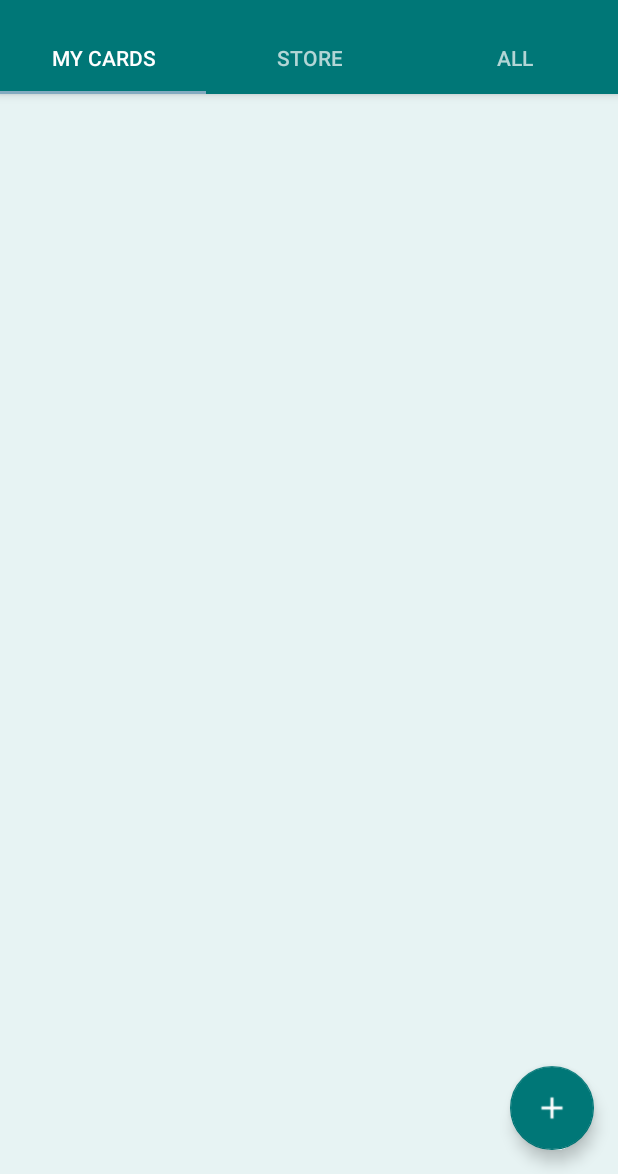
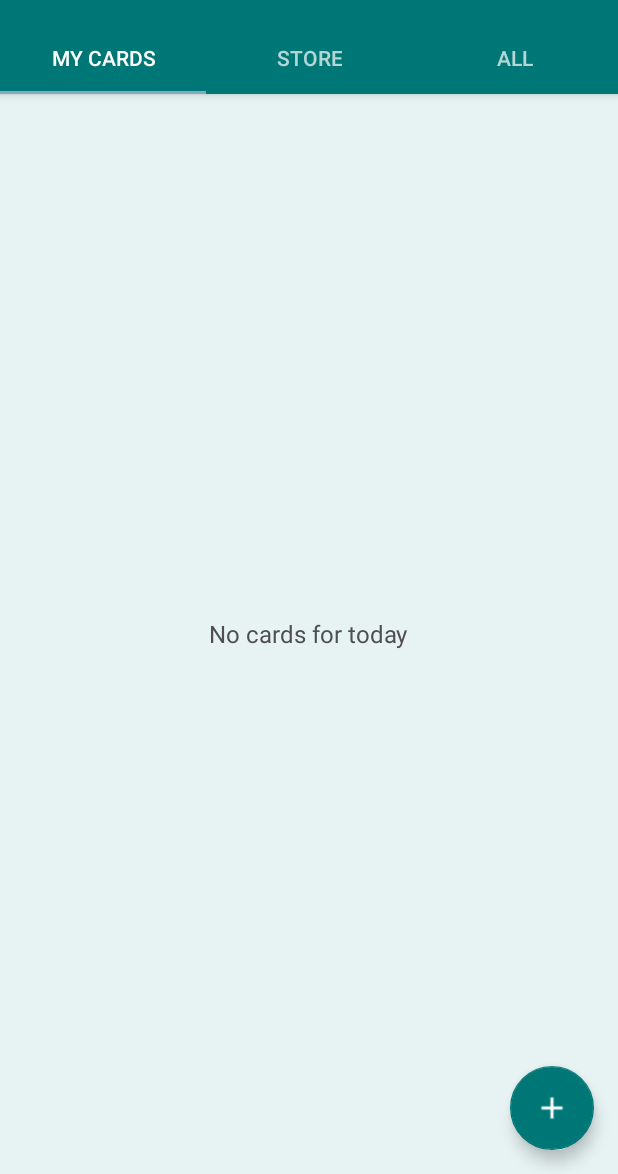
Before and after one commit to viacheslav-chugunov/daily-cards, an Android app: the screen it shows after launch (HomeActivity), on a phone screen of 412 x 824 dp, the part 62-1236 px from its top. Run offline under Robolectric (Android 15) with nearby library versions, the phone set to English and light mode, and no system bars; Roboto replaces fonts that are not available here.

Commit message:
Added description if user's daily is empty
Added description when user have no active own daily cards or cards in store

```diff
--- a/app/src/main/java/io/dailycards/fragment/HomeAllFragment.kt
+++ b/app/src/main/java/io/dailycards/fragment/HomeAllFragment.kt
@@ -3,6 +3,7 @@ package io.dailycards.fragment
 import io.dailycards.R
 import io.dailycards.fragment.abs.HomeFragment
 import io.dailycards.tools.adapter.CardAdapter
+import kotlinx.android.synthetic.main.no_daily_text.*
 
 class HomeAllFragment : HomeFragment() {
 
--- a/app/src/main/java/io/dailycards/fragment/HomeDailyFragment.kt
+++ b/app/src/main/java/io/dailycards/fragment/HomeDailyFragment.kt
@@ -8,7 +8,9 @@ import android.view.ViewGroup
 import io.dailycards.R
 import io.dailycards.fragment.abs.HomeFragment
 import io.dailycards.tools.adapter.CardAdapter
+import io.dailycards.tools.hasDailyCards
 import kotlinx.android.synthetic.main.fragment_home_daily.*
+import kotlinx.android.synthetic.main.no_daily_text.*
 
 class HomeDailyFragment : HomeFragment() {
 
@@ -32,8 +34,12 @@ class HomeDailyFragment : HomeFragment() {
     }
 
     override fun setupRecyclerView() {
-        val listener = this
-        (childFragmentManager.findFragmentById(R.id.home_recycler_view) as RecyclerViewFragment)
-            .setAdapter(CardAdapter(cursor, CardAdapter.Mode.DAILY).apply { this.listener = listener })
+        if (hasDailyCards(context!!)) {
+            val listener = this
+            (childFragmentManager.findFragmentById(R.id.home_recycler_view) as RecyclerViewFragment)
+                .setAdapter(CardAdapter(cursor, CardAdapter.Mode.DAILY).apply { this.listener = listener })
+        } else {
+            setNoDailyCardsDescription()
+        }
     }
 }
--- a/app/src/main/java/io/dailycards/fragment/HomeStoreFragment.kt
+++ b/app/src/main/java/io/dailycards/fragment/HomeStoreFragment.kt
@@ -3,12 +3,18 @@ package io.dailycards.fragment
 import io.dailycards.R
 import io.dailycards.fragment.abs.HomeFragment
 import io.dailycards.tools.adapter.CardAdapter
+import io.dailycards.tools.hasDailyStoreCards
+import kotlinx.android.synthetic.main.no_daily_text.*
 
 class HomeStoreFragment : HomeFragment() {
 
     override fun setupRecyclerView() {
-        val listener = this
-        (childFragmentManager.findFragmentById(R.id.home_recycler_view) as RecyclerViewFragment)
-            .setAdapter(CardAdapter(cursor, CardAdapter.Mode.STORE).apply { this.listener = listener })
+        if (hasDailyStoreCards(context!!)) {
+            val listener = this
+            (childFragmentManager.findFragmentById(R.id.home_recycler_view) as RecyclerViewFragment)
+                .setAdapter(CardAdapter(cursor, CardAdapter.Mode.STORE).apply { this.listener = listener })
+        } else {
+            setNoDailyCardsDescription()
+        }
     }
 }
--- a/app/src/main/java/io/dailycards/fragment/abs/HomeFragment.kt
+++ b/app/src/main/java/io/dailycards/fragment/abs/HomeFragment.kt
@@ -13,6 +13,7 @@ import io.dailycards.activity.CardActivity
 import io.dailycards.tools.Extra
 import io.dailycards.tools.adapter.CardAdapter
 import io.dailycards.tools.db.DB
+import kotlinx.android.synthetic.main.no_daily_text.*
 
 abstract class HomeFragment : Fragment(), CardAdapter.Listener {
     private lateinit var db: DB
@@ -47,4 +48,8 @@ abstract class HomeFragment : Fragment(), CardAdapter.Listener {
         }
         startActivity(intent)
     }
+
+    protected fun setNoDailyCardsDescription() {
+        no_daily.text = context!!.getString(R.string.no_cards)
+    }
 }
--- a/app/src/main/java/io/dailycards/tools/adapter/CardAdapter.kt
+++ b/app/src/main/java/io/dailycards/tools/adapter/CardAdapter.kt
@@ -1,5 +1,6 @@
 package io.dailycards.tools.adapter
 
+import android.content.Context
 import android.database.Cursor
 import android.view.LayoutInflater
 import android.view.View
@@ -9,8 +10,8 @@ import android.widget.TextView
 import androidx.recyclerview.widget.RecyclerView
 import io.dailycards.R
 import io.dailycards.tools.db.DB
-import io.dailycards.tools.getCurrentDate
-import java.lang.Exception
+import io.dailycards.tools.inDaily
+import io.dailycards.tools.inStore
 
 class CardAdapter(private val cursor: Cursor, mode: Mode = Mode.USER_ALL) :
     RecyclerView.Adapter<CardAdapter.ViewHolder>() {
@@ -36,32 +37,19 @@ class CardAdapter(private val cursor: Cursor, mode: Mode = Mode.USER_ALL) :
         if (cursor.moveToFirst()) {
             when (mode) {
                 Mode.DAILY -> do {
-                    if (inDaily() and !inStore()) addContent()
+                    if (inDaily(cursor) and !inStore(cursor)) addContent()
                 } while(cursor.moveToNext())
                 Mode.USER_ALL -> do {
-                    if (!inStore()) addContent()
+                    if (!inStore(cursor)) addContent()
                 } while (cursor.moveToNext())
                 Mode.ALL -> do {
                     addContent()
                 } while(cursor.moveToNext())
                 Mode.STORE  -> do {
-                    if (inDaily() and inStore()) addContent()
+                    if (inDaily(cursor) and inStore(cursor)) addContent()
                 } while(cursor.moveToNext())
             }
         }
-    }
-
-    private fun inStore() : Boolean {
-        return cursor.getInt(cursor.getColumnIndex(DB.IN_STORE)) == 1
-    }
-
-    private fun inDaily() : Boolean {
-        return try {
-            val (cD, cM, cY) = getCurrentDate().split(".")
-            val (d, m, y) = cursor.getString(cursor.getColumnIndex(DB.LAST_DATE)).split(".")
-            val isNew = "$cY.$cM.$cD" > "$y.$m.$d" || cursor.getInt(cursor.getColumnIndex(DB.ACCURACY)) <= 85
-            isNew
-        } catch (e: Exception) { true }
     }
 
     private fun addContent() {
@@ -90,24 +78,20 @@ class CardAdapter(private val cursor: Cursor, mode: Mode = Mode.USER_ALL) :
         }
     }
 
-    override fun onCreateViewHolder(parent: ViewGroup, viewType: Int): ViewHolder =
-        ViewHolder(LayoutInflater.from(parent.context).inflate(R.layout.card_item, parent, false))
+    override fun onCreateViewHolder(parent: ViewGroup, viewType: Int): ViewHolder {
+        return ViewHolder(LayoutInflater.from(parent.context)
+            .inflate(R.layout.card_item, parent, false))
+    }
 
     override fun getItemCount(): Int {
         return cards.size
     }
 
     override fun onBindViewHolder(holder: ViewHolder, pos: Int) {
-        if (cursor.moveToPosition(pos)) {
-            val title = cards[pos].title
-            val description = cards[pos].description
-            val accuracy = cards[pos].accuracy
-            val lastDate = cards[pos].lastDate
-            val id = cards[pos].id
-            holder.run {
-                insertView(title, description, accuracy.toInt(), lastDate)
-                viewItem.setOnClickListener { listener?.onItemClicked(id) }
-            }
+        val card = cards[pos]
+        holder.run {
+            insertView(card.title, card.description, card.accuracy.toInt(), card.lastDate)
+            viewItem.setOnClickListener { listener?.onItemClicked(card.id) }
         }
     }
 }
--- a/app/src/main/java/io/dailycards/tools/filter.kt
+++ b/app/src/main/java/io/dailycards/tools/filter.kt
@@ -1,7 +1,9 @@
 package io.dailycards.tools
 
 import android.content.Context
+import android.database.Cursor
 import io.dailycards.tools.db.DB
+import java.lang.Exception
 
 fun getPossibleAnswers(rightAnswer: String, allAnswers: List<String>, answersCount: Int = 4) : List<String> {
     val answers = mutableListOf(rightAnswer)
@@ -51,3 +53,54 @@ fun getQuestionsAnswersPair(cardContent: Collection<Pair<String, String>>) : Pai
     }
     return questions to answers
 }
+
+fun hasDailyCards(context: Context) : Boolean {
+    var hasDailyCards = false
+    DB(context).run {
+        query().run {
+            if (moveToFirst()) {
+                do {
+                    if (inDaily(this) and !inStore(this)) {
+                        hasDailyCards = true
+                        break
+                    }
+                } while (moveToNext())
+            }
+            close()
+        }
+        close()
+    }
+    return hasDailyCards
+}
+
+fun hasDailyStoreCards(context: Context) : Boolean {
+    var hasDailyCards = false
+    DB(context).run {
+        query().run {
+            if (moveToFirst()) {
+                do {
+                    if (inDaily(this) and inStore(this)) {
+                        hasDailyCards = true
+                        break
+                    }
+                } while (moveToNext())
+            }
+            close()
+        }
+        close()
+    }
+    return hasDailyCards
+}
+
+fun inStore(cursor: Cursor) : Boolean {
+    return cursor.getInt(cursor.getColumnIndex(DB.IN_STORE)) == 1
+}
+
+fun inDaily(cursor: Cursor) : Boolean {
+    return try {
+        val (cD, cM, cY) = getCurrentDate().split(".")
+        val (d, m, y) = cursor.getString(cursor.getColumnIndex(DB.LAST_DATE)).split(".")
+        val isNew = "$cY.$cM.$cD" > "$y.$m.$d" || cursor.getInt(cursor.getColumnIndex(DB.ACCURACY)) <= 85
+        isNew
+    } catch (e: Exception) { true }
+}
--- a/app/src/main/res/layout/fragment_home.xml
+++ b/app/src/main/res/layout/fragment_home.xml
@@ -1,5 +1,5 @@
 <?xml version="1.0" encoding="utf-8"?>
-<LinearLayout xmlns:android="http://schemas.android.com/apk/res/android"
+<FrameLayout xmlns:android="http://schemas.android.com/apk/res/android"
     xmlns:app="http://schemas.android.com/apk/res-auto"
     xmlns:tools="http://schemas.android.com/tools"
     android:layout_width="match_parent"
@@ -11,4 +11,9 @@
         android:name="io.dailycards.fragment.RecyclerViewFragment"
         android:layout_width="match_parent"
         android:layout_height="wrap_content" />
-</LinearLayout>
+
+    <include
+        layout="@layout/no_daily_text"
+        android:layout_width="match_parent"
+        android:layout_height="match_parent" />
+</FrameLayout>
--- a/app/src/main/res/layout/fragment_home_daily.xml
+++ b/app/src/main/res/layout/fragment_home_daily.xml
@@ -6,6 +6,11 @@
     android:layout_height="match_parent"
     android:orientation="vertical"
     tools:context=".fragment.HomeDailyFragment">
+
+    <include
+        layout="@layout/no_daily_text"
+        android:layout_width="match_parent"
+        android:layout_height="match_parent" />
 
     <fragment
         android:id="@+id/home_recycler_view"
--- /dev/null
+++ b/app/src/main/res/layout/no_daily_text.xml
@@ -0,0 +1,13 @@
+<?xml version="1.0" encoding="utf-8"?>
+<FrameLayout xmlns:android="http://schemas.android.com/apk/res/android"
+    android:layout_width="match_parent"
+    android:layout_height="match_parent">
+
+    <TextView
+        android:id="@+id/no_daily"
+        style="@style/SubText"
+        android:layout_width="wrap_content"
+        android:layout_height="wrap_content"
+        android:layout_gravity="center"
+        android:layout_marginBottom="4dp" />
+</FrameLayout>
--- a/app/src/main/res/values/strings.xml
+++ b/app/src/main/res/values/strings.xml
@@ -22,4 +22,5 @@
     <string name="store_tab">Store</string>
     <string name="card_creation">New card creation</string>
     <string name="card_updating">Card updating</string>
+    <string name="no_cards">No cards for today</string>
 </resources>
```
Also changed, not shown: 1 other file.
